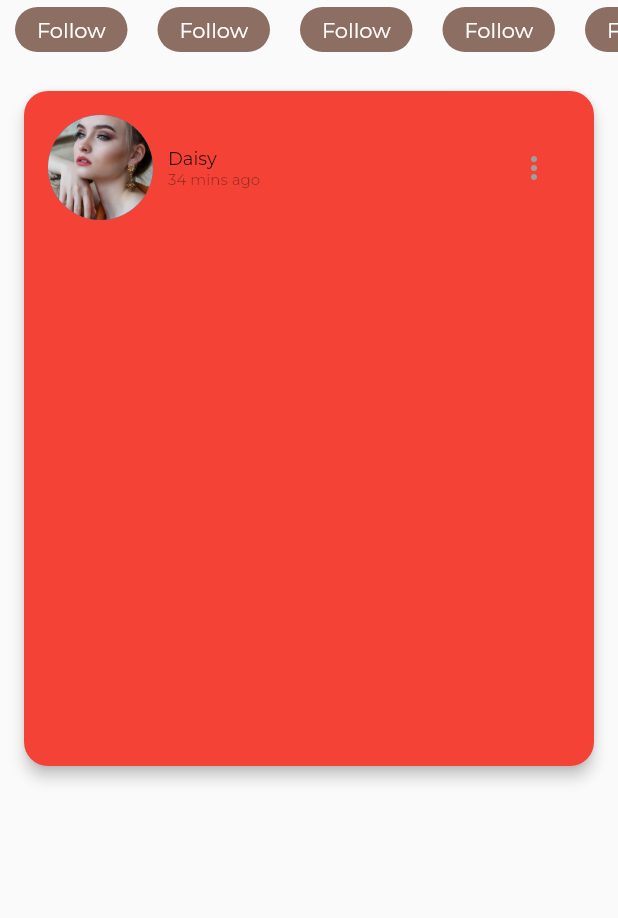
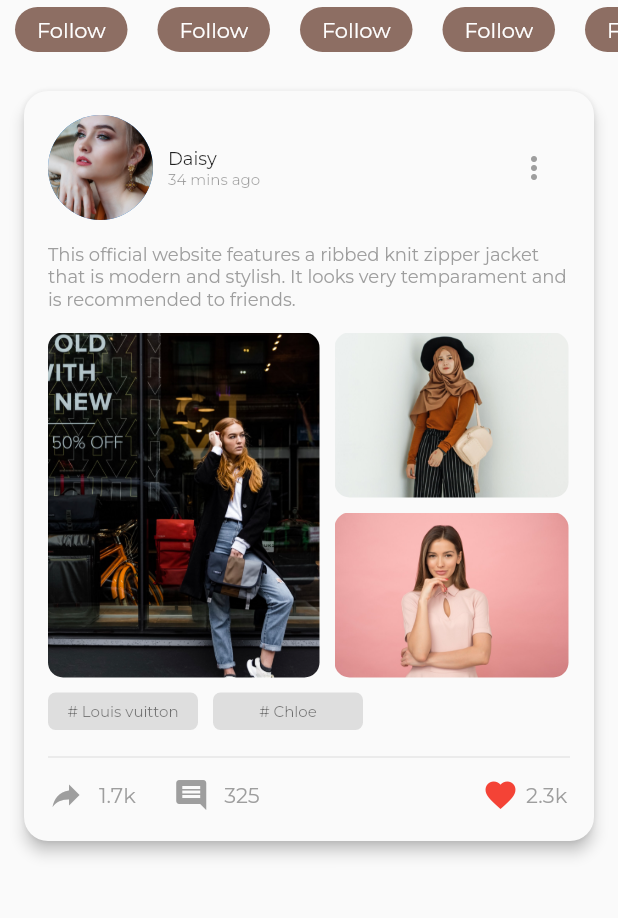
Before and after one commit to sequester0/flutter_fashion_app, a Flutter app: the screen it shows after launch, on a phone screen of 412 x 824 dp, the part 227-1145 px from its top. Run offline on Flutter 3.47's test engine with Material 2 defaults, Android fonts, the light colour scheme and no system bars; our stand-ins replace google_fonts.

Commit message:
designing

```diff
--- a/lib/main.dart
+++ b/lib/main.dart
@@ -2,6 +2,8 @@
 
 import 'package:flutter/material.dart';
 import 'package:google_fonts/google_fonts.dart';
+
+import 'dart:math' as math;
 
 void main() => runApp(const FashionApp());
 
@@ -70,9 +72,9 @@ class _MainPageState extends State<MainPage> {
             child: Material(
               elevation: 4,
               borderRadius: BorderRadius.circular(16),
-              color: Colors.red,
+              //color: Colors.red,
               child: Container(
-                height: 450,
+                height: 500,
                 width: double.infinity,
                 padding: EdgeInsets.all(16),
                 child: Column(
@@ -93,6 +95,110 @@ class _MainPageState extends State<MainPage> {
                           ),
                         ),
                         IconButton(onPressed: (){}, icon: Icon(Icons.more_vert, color: Colors.grey)),
+                      ],
+                    ),
+
+                    SizedBox(height: 15),
+
+                    Text(
+                      'This official website features a ribbed knit zipper jacket that is modern and stylish. It looks very temparament and is recommended to friends.',
+                      style: GoogleFonts.montserrat(fontSize: 12, color: Colors.grey),
+                    ),
+
+                    SizedBox(height: 15),
+
+                    Row(
+                      children: [
+                        Container(
+                          height: 230,
+                          width: (MediaQuery.of(context).size.width - 50) / 2,
+                          decoration: BoxDecoration(
+                            borderRadius: BorderRadius.circular(10),
+                            image: DecorationImage(image: AssetImage('assets/modelgrid1.jpeg'), fit: BoxFit.cover),
+                          ),
+                        ),
+                        SizedBox(width: 10),
+                        Column(
+                          children: [
+                            Container(
+                              height: 110,
+                              width: (MediaQuery.of(context).size.width - 100) / 2,
+                              decoration: BoxDecoration(
+                                borderRadius: BorderRadius.circular(10),
+                                image: DecorationImage(image: AssetImage('assets/modelgrid2.jpeg'), fit: BoxFit.cover),
+                              ),
+                            ),
+                            SizedBox(height: 10),
+                            Container(
+                              height: 110,
+                              width: (MediaQuery.of(context).size.width - 100) / 2,
+                              decoration: BoxDecoration(
+                                borderRadius: BorderRadius.circular(10),
+                                image: DecorationImage(image: AssetImage('assets/modelgrid3.jpeg'), fit: BoxFit.cover),
+                              ),
+                            ),
+                          ],
+                        ),
+                      ],
+                    ),
+                    SizedBox(height: 10),
+                    Row(
+                      children: [
+                        Container(
+                          alignment: Alignment.center,
+                          height: 25,
+                          width: 100,
+                          decoration: BoxDecoration(
+                            borderRadius: BorderRadius.circular(5),
+                            color: Colors.grey.withOpacity(0.3),
+                          ),
+                          child: Text('# Louis vuitton', style: GoogleFonts.montserrat(fontSize: 10, color: Colors.black.withOpacity(0.5)),),
+                        ),
+                        SizedBox(width: 10),
+                        Container(
+                          alignment: Alignment.center,
+                          height: 25,
+                          width: 100,
+                          decoration: BoxDecoration(
+                            borderRadius: BorderRadius.circular(5),
+                            color: Colors.grey.withOpacity(0.3),
+                          ),
+                          child: Text('# Chloe', style: GoogleFonts.montserrat(fontSize: 10, color: Colors.black.withOpacity(0.5)),),
+                        ),
+                      ],
+                    ),
+                    SizedBox(height: 10),
+                    Divider(),
+                    SizedBox(height: 5),
+                    Row(
+                      children: [
+                        Transform(
+                          alignment: Alignment.center,
+                          transform: Matrix4.rotationY(math.pi),
+                          child: Icon(Icons.reply, color: Colors.grey),
+                        ),
+                        SizedBox(width: 10),
+                        Text('1.7k', style: GoogleFonts.montserrat(color: Colors.grey)),
+
+                        SizedBox(width: 25),
+
+                        Icon(Icons.comment, color: Colors.grey),
+                        SizedBox(width: 10),
+                        Text('325', style: GoogleFonts.montserrat(color: Colors.grey)),
+
+                        SizedBox(width: 25),
+
+                        SizedBox(
+                          width: MediaQuery.of(context).size.width - 232,
+                          child: Row(
+                            mainAxisAlignment: MainAxisAlignment.end,
+                            children: [
+                              Icon(Icons.favorite, color: Colors.red),
+                              SizedBox(width: 5),
+                              Text('2.3k', style: GoogleFonts.montserrat(color: Colors.grey)),
+                            ],
+                          ),
+                        ),
                       ],
                     ),
                   ],
```
